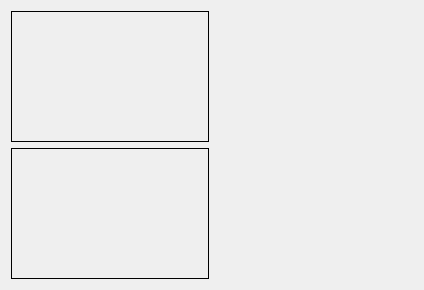
georg-braun/Study-Computer-Graphics-SS2016, file mainwindow.ui: the form before one commit.
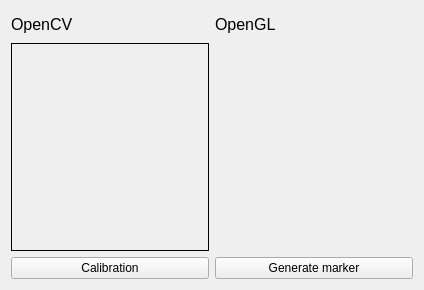
The form after the commit. Custom widgets are drawn as their Qt base class.

Commit message: * GUI überarbeitet * Detector Thread sauber beenden

What changed in the file:
```diff
--- a/mainwindow.ui
+++ b/mainwindow.ui
@@ -16,7 +16,35 @@
   <widget class="QWidget" name="centralWidget">
    <layout class="QGridLayout" name="gridLayout">
     <item row="0" column="0">
-     <layout class="QVBoxLayout" name="verticalLayout">
+     <layout class="QVBoxLayout" name="verticalLayout" stretch="1,8,1">
+      <item>
+       <layout class="QHBoxLayout" name="horizontalLayout_4" stretch="0,0">
+        <item>
+         <widget class="QLabel" name="label">
+          <property name="font">
+           <font>
+            <pointsize>12</pointsize>
+           </font>
+          </property>
+          <property name="text">
+           <string>OpenCV</string>
+          </property>
+         </widget>
+        </item>
+        <item>
+         <widget class="QLabel" name="label_2">
+          <property name="font">
+           <font>
+            <pointsize>12</pointsize>
+           </font>
+          </property>
+          <property name="text">
+           <string>OpenGL</string>
+          </property>
+         </widget>
+        </item>
+       </layout>
+      </item>
       <item>
        <layout class="QHBoxLayout" name="horizontalLayout_2">
         <item>
@@ -43,23 +71,18 @@
       <item>
        <layout class="QHBoxLayout" name="horizontalLayout">
         <item>
-         <widget class="QLabel" name="lblThresh">
-          <property name="autoFillBackground">
-           <bool>true</bool>
-          </property>
-          <property name="frameShape">
-           <enum>QFrame::Box</enum>
-          </property>
+         <widget class="QPushButton" name="btnCalibration">
           <property name="text">
-           <string/>
-          </property>
-          <property name="alignment">
-           <set>Qt::AlignCenter</set>
+           <string>Calibration</string>
           </property>
          </widget>
         </item>
         <item>
-         <widget class="QWidget" name="widget_2" native="true"/>
+         <widget class="QPushButton" name="btnGenerateMarker">
+          <property name="text">
+           <string>Generate marker</string>
+          </property>
+         </widget>
         </item>
        </layout>
       </item>
```
Left out of the diff: 6 changed lines with no effect on the pictures. The commit also changes 5 other files.
